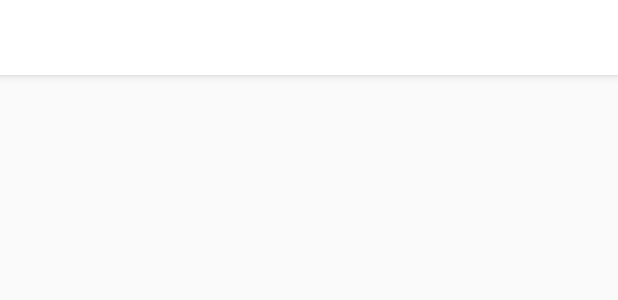
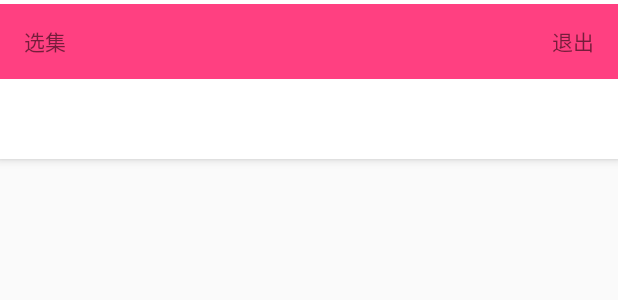
Before and after one commit to FTExplore/SeriesChooserTableFragment, an Android app: the layout selector.xml on its own in the app's theme, with its tools: preview values and no code run, on a phone screen of 412 x 824 dp. Shown: the top 300 px of the screen. Run offline under Robolectric (Android 15) with nearby library versions, the phone set to English and light mode, and no system bars.

Commit message:
add-使用toolbar

```diff
--- a/app/src/main/res/layout/selector.xml
+++ b/app/src/main/res/layout/selector.xml
@@ -10,6 +10,35 @@
         android:layout_height="wrap_content"
         android:background="#FFFFFF">
 
+        <android.support.v7.widget.Toolbar
+            android:layout_width="match_parent"
+            android:layout_height="wrap_content"
+            app:contentInsetLeft="0dp"
+            app:contentInsetStart="0dp">
+
+            <RelativeLayout
+                android:layout_width="match_parent"
+                android:layout_height="50dp"
+                android:paddingLeft="16dp"
+                android:paddingRight="16dp"
+                android:background="@color/colorAccent"
+                android:visibility="visible">
+
+                <TextView
+                    android:layout_width="wrap_content"
+                    android:layout_height="match_parent"
+                    android:gravity="center"
+                    android:text="选集" />
+
+                <TextView
+                    android:layout_width="wrap_content"
+                    android:layout_height="match_parent"
+                    android:layout_alignParentRight="true"
+                    android:gravity="center"
+                    android:text="退出" />
+
+            </RelativeLayout>
+        </android.support.v7.widget.Toolbar>
 
         <android.support.design.widget.TabLayout
             android:id="@+id/tablayout"
```
Also changed, not shown: app/src/main/res/layout/activity_main.xml (+3 -29 lines).
